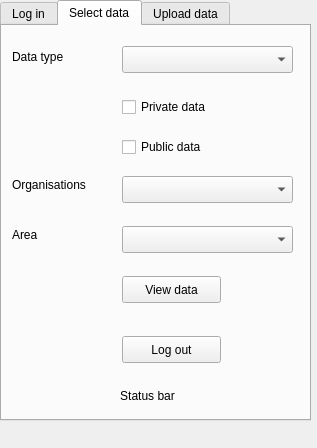
Above: dockwidget.ui from nens/lizard_qgis_plugin before the change. Below: the same form after it.
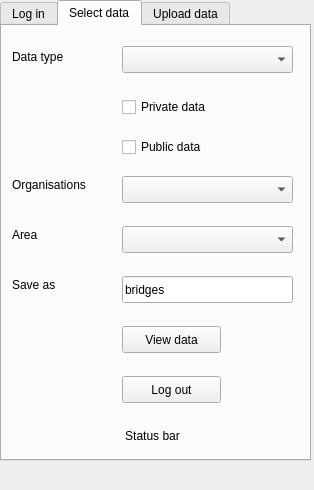
That is the form after the change.

Commit message: Save data as shapefile.

```diff
--- a/dockwidget.ui
+++ b/dockwidget.ui
@@ -6,8 +6,8 @@
    <rect>
     <x>0</x>
     <y>0</y>
-    <width>317</width>
-    <height>448</height>
+    <width>314</width>
+    <height>490</height>
    </rect>
   </property>
   <property name="windowTitle">
@@ -20,7 +20,7 @@
       <x>0</x>
       <y>0</y>
       <width>311</width>
-      <height>421</height>
+      <height>461</height>
      </rect>
     </property>
     <property name="currentIndex">
@@ -123,7 +123,7 @@
       <property name="geometry">
        <rect>
         <x>120</x>
-        <y>250</y>
+        <y>300</y>
         <width>99</width>
         <height>27</height>
        </rect>
@@ -211,7 +211,7 @@
       <property name="geometry">
        <rect>
         <x>120</x>
-        <y>310</y>
+        <y>350</y>
         <width>99</width>
         <height>27</height>
        </rect>
@@ -223,9 +223,9 @@
      <widget class="QLabel" name="status_bar_select_data">
       <property name="geometry">
        <rect>
-        <x>10</x>
-        <y>360</y>
-        <width>271</width>
+        <x>0</x>
+        <y>400</y>
+        <width>301</width>
         <height>20</height>
        </rect>
       </property>
@@ -259,6 +259,35 @@
        <string>Area</string>
       </property>
      </widget>
+     <widget class="QLineEdit" name="shapefile_save_input">
+      <property name="geometry">
+       <rect>
+        <x>120</x>
+        <y>250</y>
+        <width>171</width>
+        <height>27</height>
+       </rect>
+      </property>
+      <property name="text">
+       <string>bridges</string>
+      </property>
+      <property name="placeholderText">
+       <string>shapefile</string>
+      </property>
+     </widget>
+     <widget class="QLabel" name="shapefile_save_label">
+      <property name="geometry">
+       <rect>
+        <x>10</x>
+        <y>250</y>
+        <width>101</width>
+        <height>17</height>
+       </rect>
+      </property>
+      <property name="text">
+       <string>Save as</string>
+      </property>
+     </widget>
     </widget>
     <widget class="QWidget" name="tab_upload_data">
      <attribute name="title">
```
Left out of the diff: 12 changed lines with no effect on the pictures. The commit also changes 12 other files.
